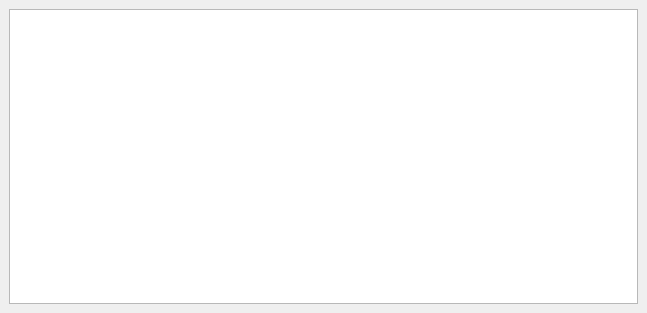
This is src/arcstorage-ui/transferlistwindow.ui in jonaslindemann/arc-gui-clients as Qt 5 draws it before an edit. The edited form follows.
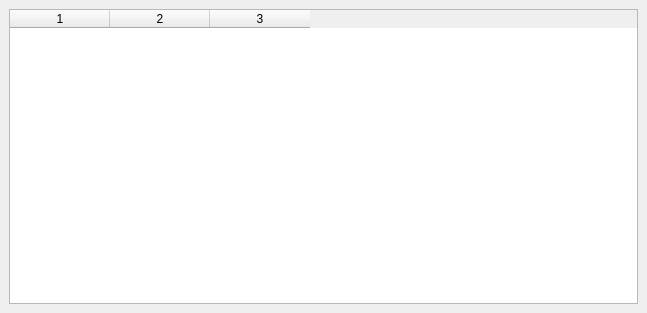
This is the edited form.

```diff
--- a/src/arcstorage-ui/transferlistwindow.ui
+++ b/src/arcstorage-ui/transferlistwindow.ui
@@ -16,7 +16,17 @@
   <widget class="QWidget" name="centralwidget">
    <layout class="QVBoxLayout" name="verticalLayout">
     <item>
-     <widget class="QTableWidget" name="transferTable"/>
+     <widget class="QTableWidget" name="transferTable">
+      <property name="rowCount">
+       <number>0</number>
+      </property>
+      <property name="columnCount">
+       <number>3</number>
+      </property>
+      <column/>
+      <column/>
+      <column/>
+     </widget>
     </item>
    </layout>
   </widget>
```
Left out of the diff: 2 changed lines with no effect on the pictures.
